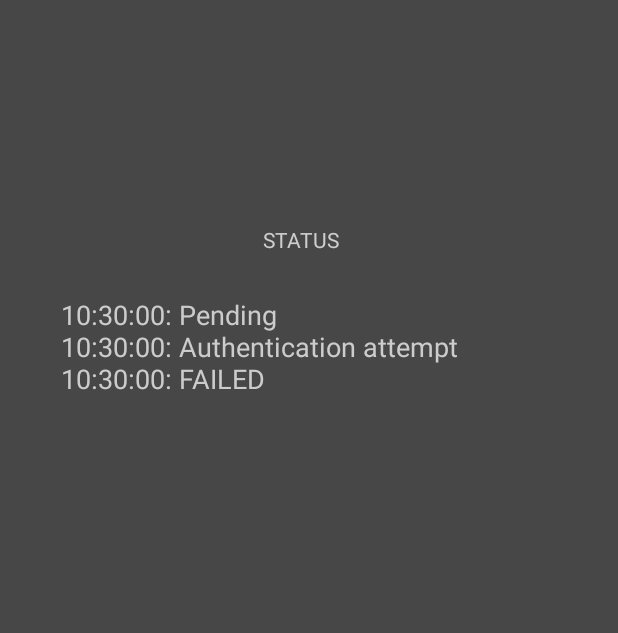
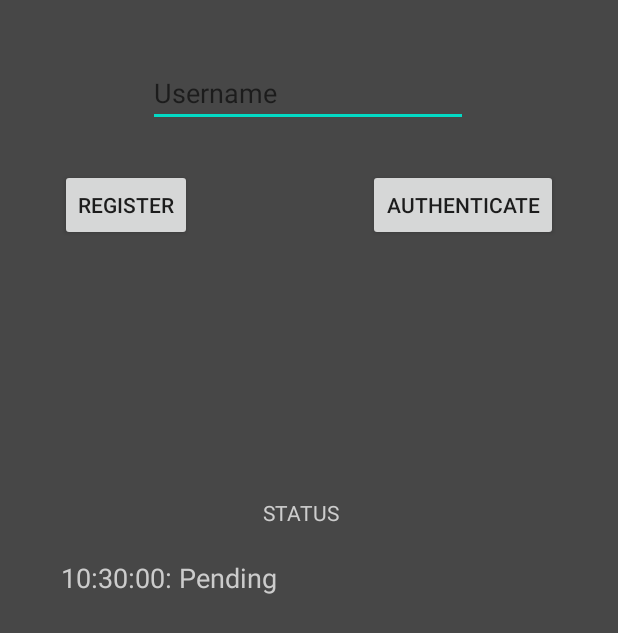
Before and after one commit to pwPPT/FeigeFiatShamir-ID, an Android app: the screen it shows after launch (MainActivity), on a phone screen of 412 x 824 dp. Shown: the top 633 px of the screen. Run offline under Robolectric (Android 15) with nearby library versions, the phone set to English and light mode, and no system bars.

Commit message:
Add auth and register for specified user

```diff
--- a/app/src/main/res/layout/activity_main.xml
+++ b/app/src/main/res/layout/activity_main.xml
@@ -18,7 +18,8 @@
         app:layout_constraintBottom_toBottomOf="parent"
         app:layout_constraintEnd_toEndOf="parent"
         app:layout_constraintStart_toStartOf="parent"
-        app:layout_constraintTop_toTopOf="parent" />
+        app:layout_constraintTop_toTopOf="parent"
+        app:layout_constraintVertical_bias="0.946" />
 
     <TextView
         android:id="@+id/textView2"
@@ -31,5 +32,44 @@
         app:layout_constraintHorizontal_bias="0.498"
         app:layout_constraintStart_toStartOf="parent"
         app:layout_constraintTop_toTopOf="parent"
-        app:layout_constraintVertical_bias="0.843" />
+        app:layout_constraintVertical_bias="0.939" />
+
+    <Button
+        android:id="@+id/registerButton"
+        android:layout_width="wrap_content"
+        android:layout_height="wrap_content"
+        android:layout_marginStart="24dp"
+        android:text="Register"
+        app:layout_constraintBottom_toTopOf="@+id/statuesTextView"
+        app:layout_constraintEnd_toEndOf="parent"
+        app:layout_constraintHorizontal_bias="0.053"
+        app:layout_constraintStart_toStartOf="parent"
+        app:layout_constraintTop_toBottomOf="@+id/userNameEditText"
+        app:layout_constraintVertical_bias="0.116" />
+
+    <EditText
+        android:id="@+id/userNameEditText"
+        android:layout_width="wrap_content"
+        android:layout_height="wrap_content"
+        android:ems="10"
+        android:hint="Username"
+        android:inputType="textPersonName"
+        app:layout_constraintBottom_toTopOf="@+id/statuesTextView"
+        app:layout_constraintEnd_toEndOf="parent"
+        app:layout_constraintHorizontal_bias="0.497"
+        app:layout_constraintStart_toStartOf="parent"
+        app:layout_constraintTop_toTopOf="parent"
+        app:layout_constraintVertical_bias="0.12" />
+
+    <Button
+        android:id="@+id/authButton"
+        android:layout_width="wrap_content"
+        android:layout_height="wrap_content"
+        android:text="Authenticate"
+        app:layout_constraintBottom_toTopOf="@+id/statuesTextView"
+        app:layout_constraintEnd_toEndOf="parent"
+        app:layout_constraintHorizontal_bias="0.746"
+        app:layout_constraintStart_toEndOf="@+id/registerButton"
+        app:layout_constraintTop_toBottomOf="@+id/userNameEditText"
+        app:layout_constraintVertical_bias="0.116" />
 </androidx.constraintlayout.widget.ConstraintLayout>
```
Also changed, not shown: app/src/main/java/com/sili/alpha/MainActivity.java (+84 -7 lines).
